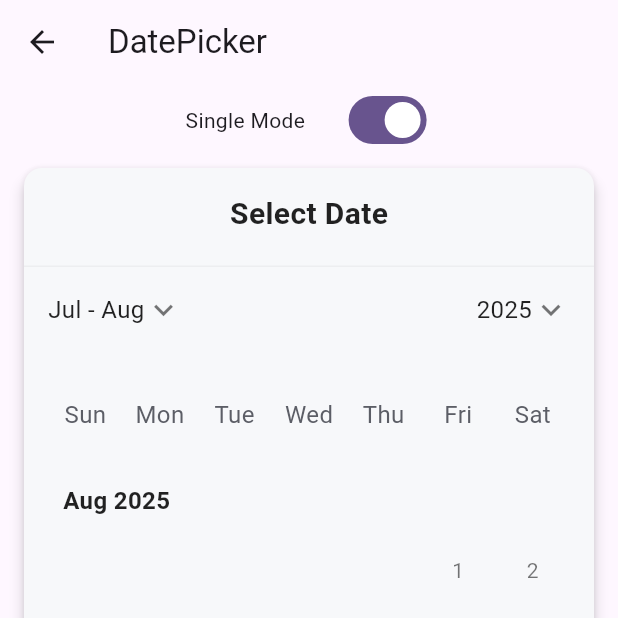
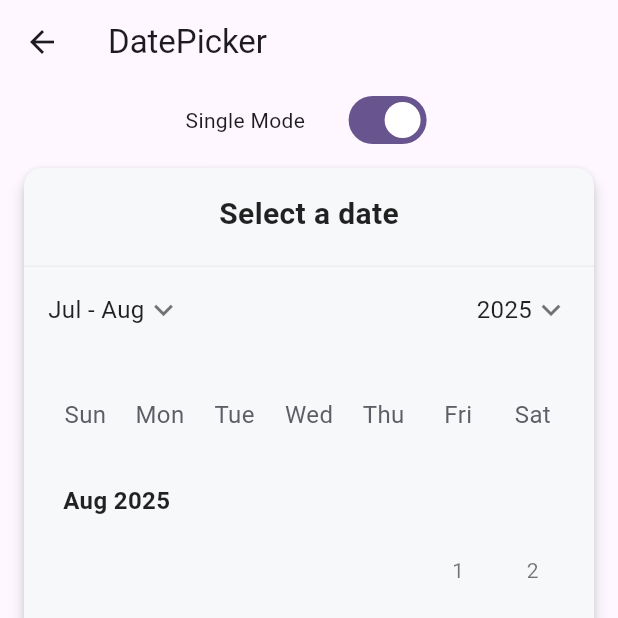
Before and after one commit to xymbia/flutter_realm, a Flutter app: the DatePickerPage screen opened directly, scrolled down 334 dp, after a tap on "Save", on a phone screen of 412 x 824 dp, the top half of it. Run offline on Flutter 3.47's test engine with Material 3 defaults, Android fonts, the light colour scheme and no system bars; our stand-ins replace dotted_border, dropdown_button2, flutter_screenutil, logger.

Commit message:
- Handled range picker states

```diff
--- a/lib/screens/date_picker_example.dart
+++ b/lib/screens/date_picker_example.dart
@@ -19,14 +19,13 @@ class DatePickerPage extends StatefulWidget {
 }
 
 class _SwitchTilePageState extends State<DatePickerPage> {
-  bool switchValue = true;
   DatePickerWidgetMode mode = DatePickerWidgetMode.day;
 
   String selectedMonth = "";
   int selectedYear = 0;
   bool isSingleDateMode = true;
 
-  List<DateTime?> _rangeDatePickerValueWithDefaultValue = [];
+  List<DateTime> _rangeDatePickerValueWithDefaultValue = [];
 
   @override
   void initState() {
@@ -75,6 +74,11 @@ class _SwitchTilePageState extends State<DatePickerPage> {
                       value: isSingleDateMode,
                       onChanged: (bool value) {
                         setState(() {
+                          if(value){
+                            mode = DatePickerWidgetMode.day;
+                          }else{
+                            mode = DatePickerWidgetMode.scroll;
+                          }
                           isSingleDateMode = value;
                         });
                       },
@@ -132,7 +136,7 @@ class _SwitchTilePageState extends State<DatePickerPage> {
     });
   }
 
-  Widget _buildCalendarLayout(Widget calendarWidget){
+  Widget _buildCalendarLayout(Widget calendarWidget) {
     return SizedBox(
       height: 0.8.sh,
       child: Card(
@@ -147,7 +151,8 @@ class _SwitchTilePageState extends State<DatePickerPage> {
             // Header section
             Padding(
               padding: const EdgeInsets.only(top: 16.0, bottom: 20.0),
-              child: Text(isSingleDateMode?'Select Date':'Select Start & End Date',
+              child: Text(
+                  _handleTitleText(),
                   style: Font.apply(FontStyle.medium, FontSize.h4)),
             ),
             const Divider(height: 1, color: Color(0xFFEDEEF0)),
@@ -174,7 +179,7 @@ class _SwitchTilePageState extends State<DatePickerPage> {
                         children: [
                           Text(selectedMonth,
                               style:
-                              Font.apply(FontStyle.regular, FontSize.h6)),
+                                  Font.apply(FontStyle.regular, FontSize.h6)),
                           Icon(
                             Icons.keyboard_arrow_down,
                             color: Colors.black54,
@@ -202,7 +207,7 @@ class _SwitchTilePageState extends State<DatePickerPage> {
                         children: [
                           Text(selectedYear.toString(),
                               style:
-                              Font.apply(FontStyle.regular, FontSize.h6)),
+                                  Font.apply(FontStyle.regular, FontSize.h6)),
                           Icon(
                             Icons.keyboard_arrow_down,
                             color: Colors.black54,
@@ -254,7 +259,44 @@ class _SwitchTilePageState extends State<DatePickerPage> {
                               backgroundColor: const Color(0xFFE0E1E4),
                               foregroundColor: const Color(0xFFE0E1E4),
                             ),
-                            onPressed: () {},
+                            onPressed: () {
+
+                              switch(mode){
+                                case DatePickerWidgetMode.day:
+                                  log('Selected Date: ${_singleDatePickerValueWithDefaultValue.first}');
+                                  break;
+                                case DatePickerWidgetMode.month:
+                                  log('Selected Month: $selectedMonth');
+
+                                  if(isSingleDateMode){
+                                    setState(() {
+                                      mode = DatePickerWidgetMode.day;
+                                    });
+                                  }else{
+                                    setState(() {
+                                      mode = DatePickerWidgetMode.scroll;
+                                    });
+                                  }
+
+                                  break;
+                                case DatePickerWidgetMode.year:
+                                  log('Selected Year: $selectedYear');
+
+                                  if(isSingleDateMode){
+                                    setState(() {
+                                      mode = DatePickerWidgetMode.day;
+                                    });
+                                  }else{
+                                    setState(() {
+                                      mode = DatePickerWidgetMode.scroll;
+                                    });
+                                  }
+                                  break;
+                                case DatePickerWidgetMode.scroll:
+                                  log('Selected Year: $selectedYear');
+                                  break;
+                              }
+                            },
                             child: Text('Save',
                                 style: Font.apply(
                                     FontStyle.regular, FontSize.h6,
@@ -269,6 +311,20 @@ class _SwitchTilePageState extends State<DatePickerPage> {
         ),
       ),
     );
+  }
+
+  String _handleTitleText() {
+    switch (mode) {
+      case DatePickerWidgetMode.day:
+        return 'Select a date';
+      case DatePickerWidgetMode.month:
+        return 'Select a month';
+      case DatePickerWidgetMode.year:
+        return 'Select a year';
+      case DatePickerWidgetMode.scroll:
+        return _rangeDatePickerValueWithDefaultValue.length<=1 ? 'Select Start & End Date'
+        : formatDateRange(_rangeDatePickerValueWithDefaultValue);
+    }
   }
 
   Widget _buildSingleDatePickerWithValue() {
@@ -322,8 +378,8 @@ class _SwitchTilePageState extends State<DatePickerPage> {
           _singleDatePickerValueWithDefaultValue.first,
       config: config,
       value: _singleDatePickerValueWithDefaultValue,
-      onValueChanged: (dates) => setState(
-              () => _singleDatePickerValueWithDefaultValue = dates),
+      onValueChanged: (dates) =>
+          setState(() => _singleDatePickerValueWithDefaultValue = dates),
       onDisplayedMonthChanged: _handleDisplayedMonthChanged,
       onMonthSelected: _handleMonthSelected,
       onYearSelected: _handleYearSelected,
@@ -333,7 +389,7 @@ class _SwitchTilePageState extends State<DatePickerPage> {
   Widget _buildScrollRangeDatePickerWithValue() {
     final config = DatePickerWidgetConfig(
       calendarType: DatePickerWidgetType.range,
-      calendarViewMode: DatePickerWidgetMode.scroll,
+      calendarViewMode: mode,
       rangeBidirectional: true,
       selectedDayHighlightColor: Colors.teal[800],
       dynamicCalendarRows: true,
@@ -346,6 +402,9 @@ class _SwitchTilePageState extends State<DatePickerPage> {
       value: _rangeDatePickerValueWithDefaultValue,
       onValueChanged: (dates) =>
           setState(() => _rangeDatePickerValueWithDefaultValue = dates),
+      onDisplayedMonthChanged: _handleDisplayedMonthChanged,
+      onMonthSelected: _handleMonthSelected,
+      onYearSelected: _handleYearSelected,
     ));
   }
 }
--- a/lib/widgets/date_picker_impl/_calendar_view.dart
+++ b/lib/widgets/date_picker_impl/_calendar_view.dart
@@ -86,10 +86,6 @@ class _CalendarViewState extends State<_CalendarView> {
     super.didUpdateWidget(oldWidget);
     if (widget.initialMonth != oldWidget.initialMonth &&
         widget.initialMonth != _currentMonth) {
-      // We can't interrupt this widget build with a scroll, so do it next frame
-      // Add workaround to fix Flutter 3.0.0 compiler issue
-      // https://github.com/flutter/flutter/issues/103561#issuecomment-1125512962
-      // https://github.com/flutter/website/blob/3e6d87f13ad2a8dd9cf16081868cc3b3794abb90/src/development/tools/sdk/release-notes/release-notes-3.0.0.md#your-code
       _ambiguate(WidgetsBinding.instance)!.addPostFrameCallback(
         (Duration timeStamp) => _showMonth(widget.initialMonth,
             jump: widget.config.animateToDisplayedMonthDate != true),
@@ -151,26 +147,6 @@ class _CalendarViewState extends State<_CalendarView> {
       if (_isSelectable(newFocus)) return newFocus;
     }
     return null;
-  }
-
-  /// Navigate to the next month.
-  void _handleNextMonth() {
-    if (!_isDisplayingLastMonth) {
-      _pageController.nextPage(
-        duration: _monthScrollDuration,
-        curve: Curves.ease,
-      );
-    }
-  }
-
-  /// Navigate to the previous month.
-  void _handlePreviousMonth() {
-    if (!_isDisplayingFirstMonth) {
-      _pageController.previousPage(
-        duration: _monthScrollDuration,
-        curve: Curves.ease,
-      );
-    }
   }
 
   /// Navigate to the given month.
@@ -332,8 +308,7 @@ class _CalendarViewState extends State<_CalendarView> {
         DateUtils.addMonthsToMonthDate(widget.config.firstDate, index);
 
     final nextMonth = DateUtils.addMonthsToMonthDate(month, 1);
-    final shouldShowNextMonth =
-        nextMonth.isBefore(widget.config.lastDate) ||
+    final shouldShowNextMonth = nextMonth.isBefore(widget.config.lastDate) ||
         DateUtils.isSameMonth(nextMonth, widget.config.lastDate);
 
     // Calculate dynamic heights based on row count
@@ -393,10 +368,11 @@ class _CalendarViewState extends State<_CalendarView> {
               children: [
                 // First month title
                 Padding(
-                  padding: const EdgeInsets.only(left: 10.0, top: 8.0, bottom: 8.0),
+                  padding:
+                      const EdgeInsets.only(left: 10.0, top: 8.0, bottom: 8.0),
                   child: Text(
                     "${getMonthAbbreviation(month.month)} ${month.year.toString()}",
-                    style: Font.apply(FontStyle.medium, FontSize.h6),
+                    style: Font.apply(FontStyle.bold, FontSize.h6),
                   ),
                 ),
 
@@ -405,7 +381,8 @@ class _CalendarViewState extends State<_CalendarView> {
                   height: firstMonthHeight,
                   child: _DayPicker(
                     key: ValueKey<DateTime>(month),
-                    selectedDates: widget.selectedDates.whereType<DateTime>().toList(),
+                    selectedDates:
+                        widget.selectedDates.whereType<DateTime>().toList(),
                     onChanged: _handleDateSelected,
                     config: widget.config,
                     displayedMonth: month,
@@ -417,10 +394,11 @@ class _CalendarViewState extends State<_CalendarView> {
                 if (shouldShowNextMonth) ...[
                   // Second month title
                   Padding(
-                    padding: const EdgeInsets.only(left: 10.0, top: 16.0, bottom: 8.0),
+                    padding: const EdgeInsets.only(
+                        left: 10.0, top: 16.0, bottom: 8.0),
                     child: Text(
                       "${getMonthAbbreviation(nextMonth.month)} ${nextMonth.year.toString()}",
-                      style: Font.apply(FontStyle.medium, FontSize.h6),
+                      style: Font.apply(FontStyle.bold, FontSize.h6),
                     ),
                   ),
 
@@ -450,9 +428,6 @@ class _CalendarViewState extends State<_CalendarView> {
 
   @override
   Widget build(BuildContext context) {
-    final Color controlColor =
-        Theme.of(context).colorScheme.onSurface.withValues(alpha: 0.60);
-
     return Semantics(
       child: Column(
         children: <Widget>[
--- a/lib/widgets/date_picker_widget.dart
+++ b/lib/widgets/date_picker_widget.dart
@@ -241,7 +241,6 @@ class _DatePickerWidgetState extends State<DatePickerWidget> {
   void _handleMonthChanged(DateTime value) {
     _vibrate();
     setState(() {
-      _mode = DatePickerWidgetMode.day;
       _handleDisplayedMonthDateChanged(value);
     });
     // Notify parent about the selected month
@@ -258,7 +257,6 @@ class _DatePickerWidgetState extends State<DatePickerWidget> {
     }
 
     setState(() {
-      _mode = DatePickerWidgetMode.day;
       _handleDisplayedMonthDateChanged(value, fromYearPicker: true);
     });
     // Notify parent about the selected year
@@ -392,14 +390,13 @@ class _DatePickerWidgetState extends State<DatePickerWidget> {
 
     // Calculate height based on mode
     double maxContentHeight;
-    if (_mode == DatePickerWidgetMode.day) {
+
     // For day mode, we show two months in a column, so double the height
     final dayRowsCount = widget.config.dynamicCalendarRows == true
         ? getDayRowsCount(
             _currentDisplayedMonthDate.year,
             _currentDisplayedMonthDate.month,
-              widget.config.firstDayOfWeek ??
-                  _localizations.firstDayOfWeekIndex,
+            widget.config.firstDayOfWeek ?? _localizations.firstDayOfWeekIndex,
           )
         : _maxDayPickerRowCount;
     final totalRowsCount = dayRowsCount + 1;
@@ -431,22 +428,6 @@ class _DatePickerWidgetState extends State<DatePickerWidget> {
           nextMonthHeight; // 16.0 is the SizedBox height
     } else {
       maxContentHeight = singleMonthHeight;
-      }
-    } else {
-      // For other modes, use the original calculation
-      final dayRowsCount = widget.config.dynamicCalendarRows == true
-          ? getDayRowsCount(
-              _currentDisplayedMonthDate.year,
-              _currentDisplayedMonthDate.month,
-              widget.config.firstDayOfWeek ??
-                  _localizations.firstDayOfWeekIndex,
-            )
-          : _maxDayPickerRowCount;
-      final totalRowsCount = dayRowsCount + 1;
-      final rowHeight = widget.config.dayMaxWidth != null
-          ? (widget.config.dayMaxWidth! + 2)
-          : _dayPickerRowHeight;
-      maxContentHeight = rowHeight * totalRowsCount;
     }
 
     return widget.config.calendarViewMode == DatePickerWidgetMode.scroll
```
Also changed, not shown: lib/utils/date_util.dart (+20 -0 lines). Lines whose indentation alone changed are shown as unchanged.
